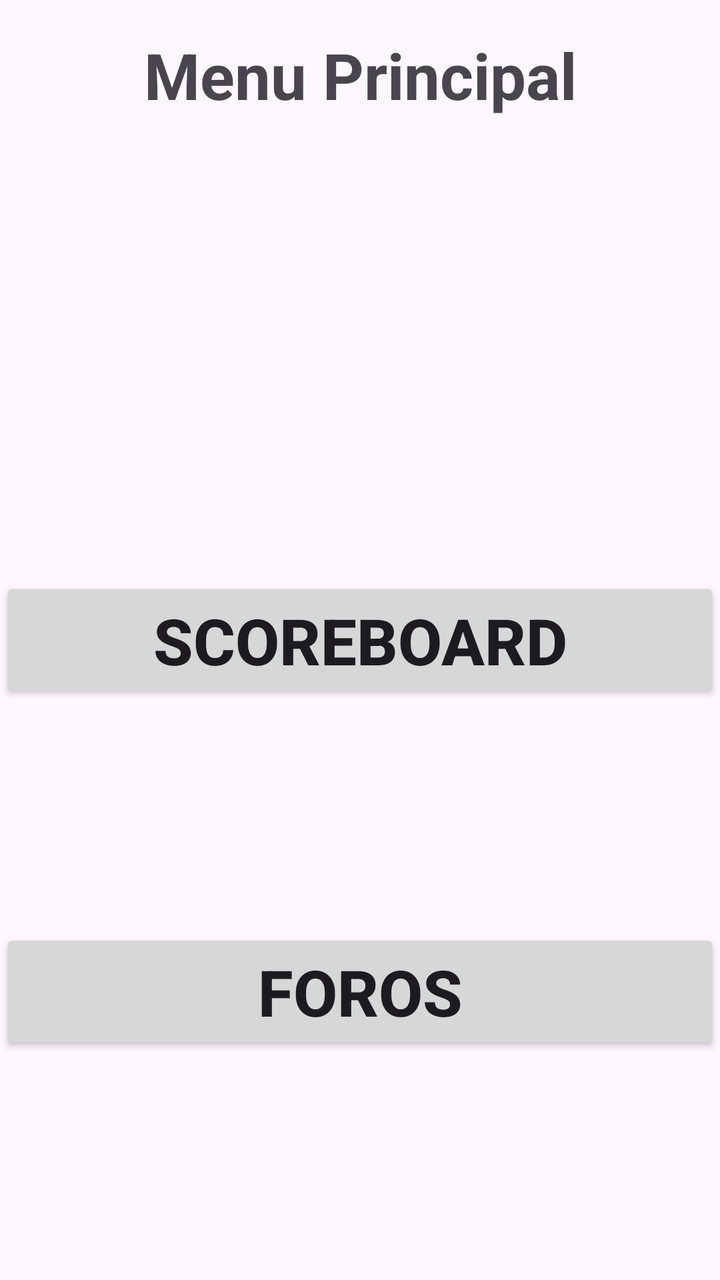
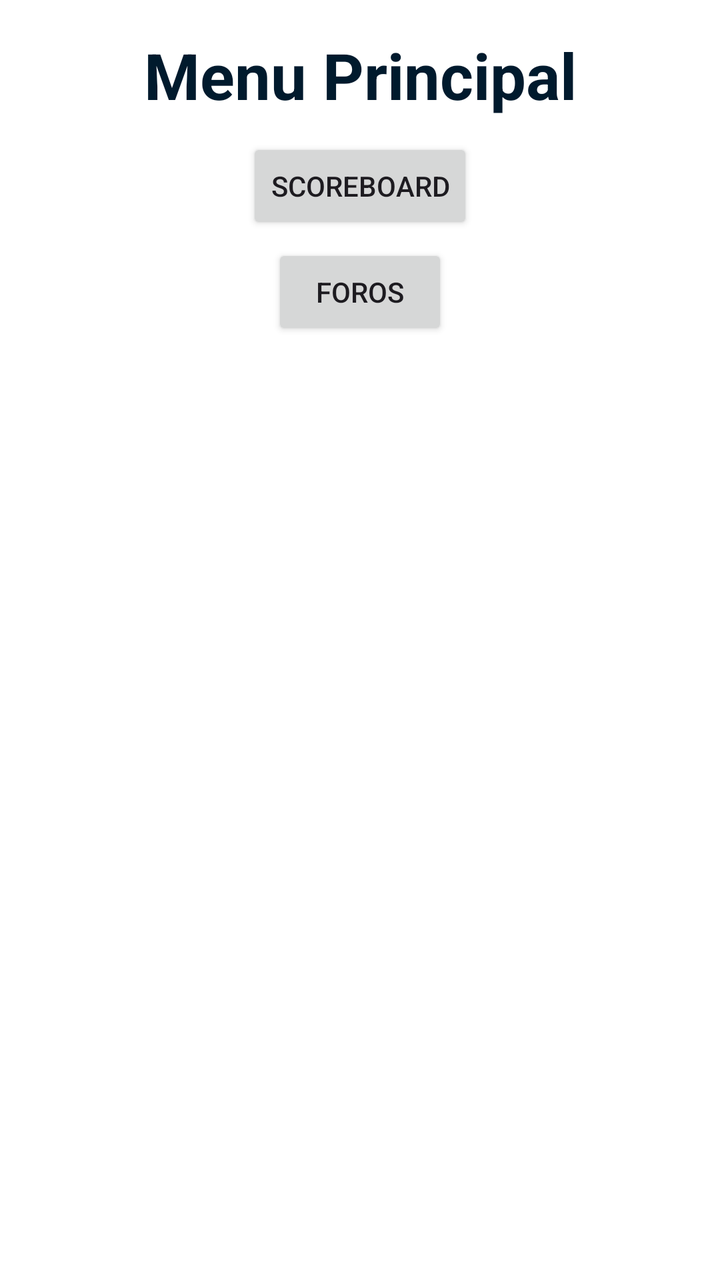

Before-and-after screenshots of an Android layout around one commit, followed by the original layout XML and the change that was made.
<!-- AndroidManifest.xml: application theme Theme.FerrolApp -->
<!-- res/layout/fragment_inicio.xml -->
<?xml version="1.0" encoding="utf-8"?>
<androidx.constraintlayout.widget.ConstraintLayout xmlns:android="http://schemas.android.com/apk/res/android"
    android:layout_width="match_parent"
    android:layout_height="match_parent"
    xmlns:app="http://schemas.android.com/apk/res-auto">
    <TextView
        android:id="@+id/title"
        android:layout_width="wrap_content"
        android:layout_height="wrap_content"
        android:text="Menu Principal"
        android:textSize="32sp"
        android:textStyle="bold"
        app:layout_constraintTop_toTopOf="parent"
        app:layout_constraintStart_toStartOf="parent"
        app:layout_constraintEnd_toEndOf="parent"
        android:layout_marginTop="16dp"/>

    <Button
        android:id="@+id/btn_scoreboard"
        android:text="Scoreboard"
        android:textSize="32sp"
        android:textStyle="bold"
        android:layout_width="0dp"
        android:layout_height="wrap_content"
        app:layout_constraintStart_toStartOf="parent"
        app:layout_constraintEnd_toEndOf="parent"
        app:layout_constraintTop_toTopOf="parent"
        app:layout_constraintBottom_toBottomOf="parent"
        />
    <Button
        android:id="@+id/btn_foros"
        android:text="Foros"
        android:textSize="32sp"
        android:textStyle="bold"
        android:layout_width="0dp"
        android:layout_height="wrap_content"
        app:layout_constraintStart_toStartOf="parent"
        app:layout_constraintEnd_toEndOf="parent"
        app:layout_constraintTop_toBottomOf="@+id/btn_scoreboard"
        app:layout_constraintBottom_toBottomOf="parent"
        />

</androidx.constraintlayout.widget.ConstraintLayout>
<!-- resources referenced by this layout -->
<resources>
  <style name="Theme.FerrolApp" parent="Base.Theme.FerrolApp" />
  <style name="Base.Theme.FerrolApp" parent="Theme.Material3.DayNight.NoActionBar">
          
          
      </style>
</resources>

<!-- the commit's change to res/layout/fragment_inicio.xml (unified diff, before → after) -->
@@ -2,7 +2,9 @@
 <androidx.constraintlayout.widget.ConstraintLayout xmlns:android="http://schemas.android.com/apk/res/android"
     android:layout_width="match_parent"
     android:layout_height="match_parent"
-    xmlns:app="http://schemas.android.com/apk/res-auto">
+    xmlns:app="http://schemas.android.com/apk/res-auto"
+    android:background="#FFFFFF">
+
     <TextView
         android:id="@+id/title"
         android:layout_width="wrap_content"
@@ -10,6 +12,7 @@
         android:text="Menu Principal"
         android:textSize="32sp"
         android:textStyle="bold"
+        android:textColor="#001a2d"
         app:layout_constraintTop_toTopOf="parent"
         app:layout_constraintStart_toStartOf="parent"
         app:layout_constraintEnd_toEndOf="parent"
@@ -18,26 +21,29 @@
     <Button
         android:id="@+id/btn_scoreboard"
         android:text="Scoreboard"
-        android:textSize="32sp"
-        android:textStyle="bold"
-        android:layout_width="0dp"
+        android:layout_width="wrap_content"
         android:layout_height="wrap_content"
         app:layout_constraintStart_toStartOf="parent"
         app:layout_constraintEnd_toEndOf="parent"
-        app:layout_constraintTop_toTopOf="parent"
-        app:layout_constraintBottom_toBottomOf="parent"
-        />
+        app:layout_constraintTop_toBottomOf="@+id/title"
+        android:layout_marginTop="10dp"/>
+
     <Button
         android:id="@+id/btn_foros"
         android:text="Foros"
-        android:textSize="32sp"
-        android:textStyle="bold"
-        android:layout_width="0dp"
+        android:layout_width="wrap_content"
         android:layout_height="wrap_content"
         app:layout_constraintStart_toStartOf="parent"
         app:layout_constraintEnd_toEndOf="parent"
         app:layout_constraintTop_toBottomOf="@+id/btn_scoreboard"
-        app:layout_constraintBottom_toBottomOf="parent"
-        />
+        android:layout_marginTop="5dp"/>
+
+    <androidx.recyclerview.widget.RecyclerView
+        android:id="@+id/rvScoreboard"
+        android:layout_width="match_parent"
+        android:layout_height="0dp"
+        android:layout_margin="16dp"
+        app:layout_constraintTop_toBottomOf="@+id/btn_foros"
+        app:layout_constraintBottom_toBottomOf="parent" />
 
 </androidx.constraintlayout.widget.ConstraintLayout>
